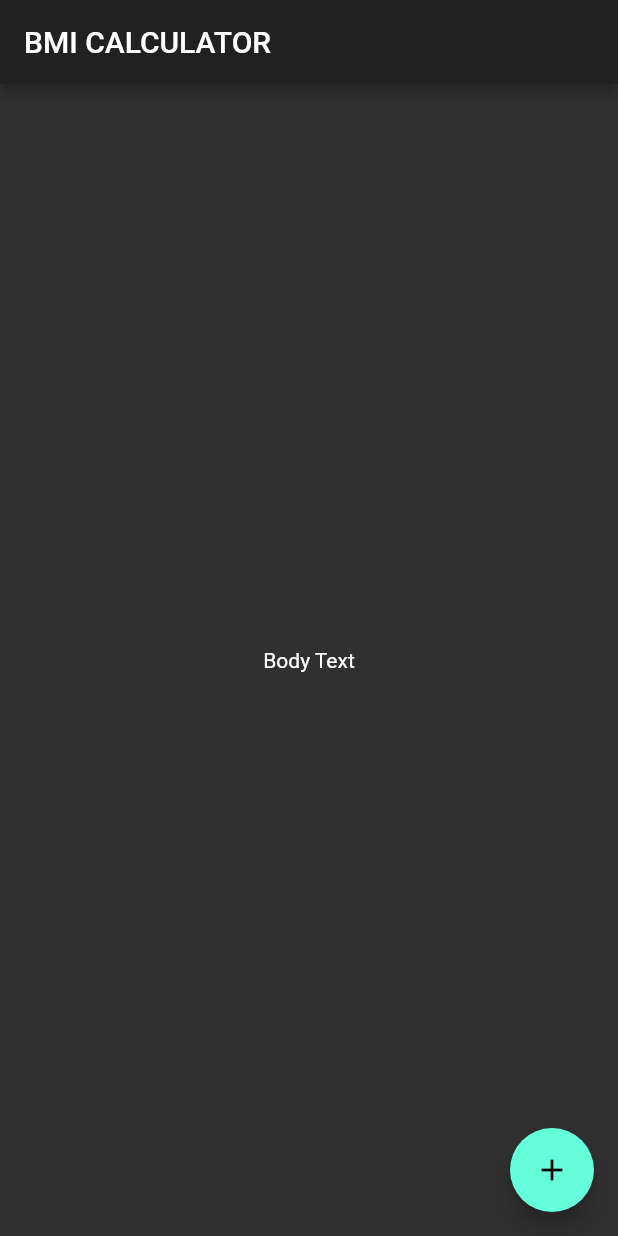
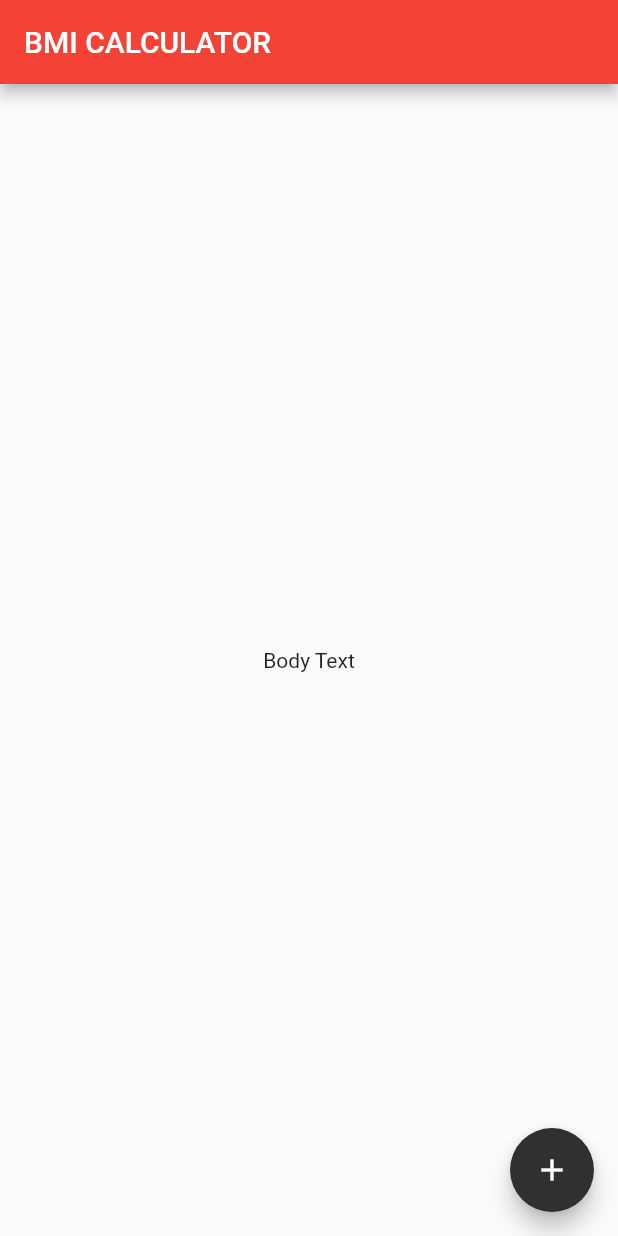
Before and after one commit to Procoder16/BMI_Calculator, a Flutter app: the screen it shows after launch, on a phone screen of 412 x 824 dp. Run offline on Flutter 3.47's test engine with Material 2 defaults, Android fonts, the phone set to English and light mode, and no system bars.

Commit message:
adding custom theme properties

```diff
--- a/lib/main.dart
+++ b/lib/main.dart
@@ -6,7 +6,10 @@ class BMICalculator extends StatelessWidget {
   @override
   Widget build(BuildContext context) {
     return MaterialApp(
-      theme: ThemeData.dark(),
+      theme: ThemeData(
+        primaryColor: Colors.red,
+        accentColor: Colors.grey[850],
+      ),
       home: InputPage(),
     );
   }
```
